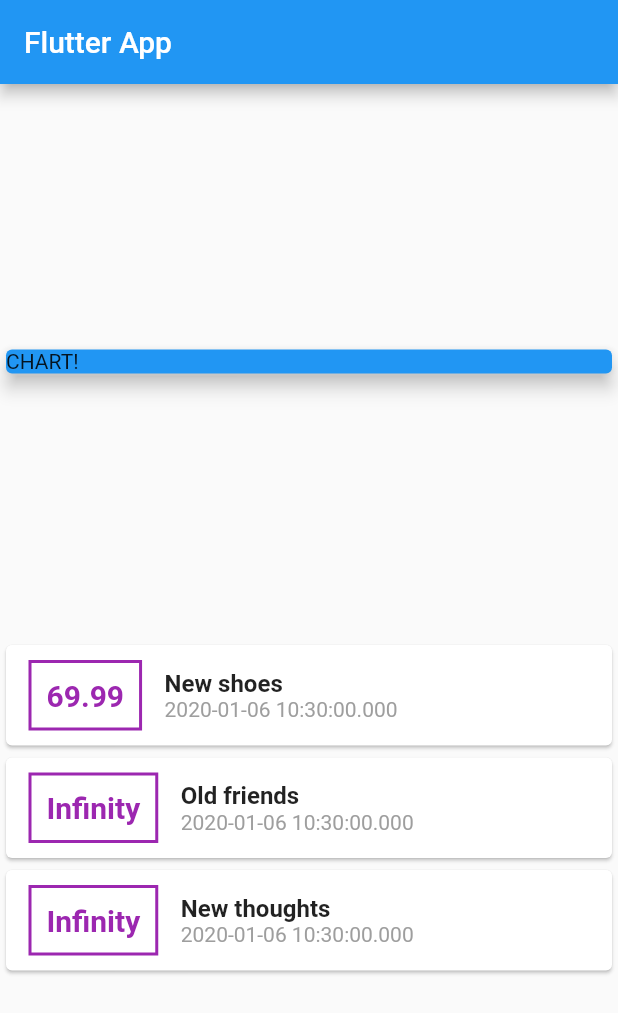
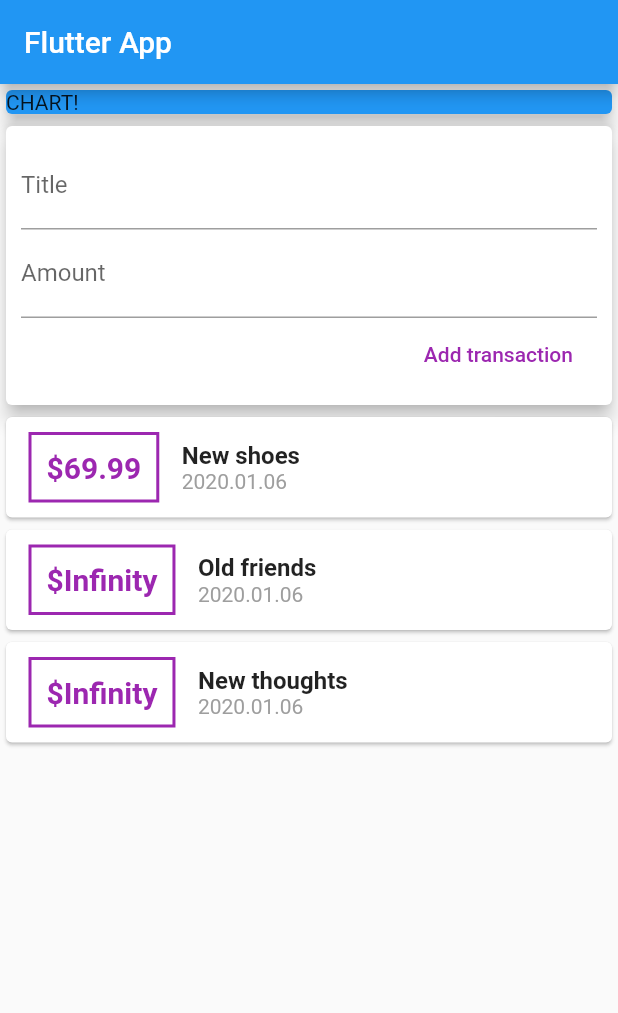
Before and after one commit to Deep27/cash-expenses, a Flutter app: the screen it shows after launch, on a phone screen of 412 x 824 dp. Shown: the top 1013 px of the screen. Run offline on Flutter 3.47's test engine with Material 2 defaults, Android fonts, the phone set to English and light mode, and no system bars.

Commit message:
Added user input.

```diff
--- a/lib/main.dart
+++ b/lib/main.dart
@@ -21,6 +21,9 @@ class CashExpensesApp extends StatelessWidget {
         date: DateTime.now()),
   ];
 
+  final _titleController = TextEditingController();
+  final _amountController = TextEditingController();
+
   @override
   Widget build(BuildContext context) {
     return MaterialApp(
@@ -29,7 +32,6 @@ class CashExpensesApp extends StatelessWidget {
           title: Text('Flutter App'),
         ),
         body: Column(
-          mainAxisAlignment: MainAxisAlignment.spaceEvenly,
           crossAxisAlignment: CrossAxisAlignment.stretch,
           children: <Widget>[
             Container(
@@ -38,6 +40,31 @@ class CashExpensesApp extends StatelessWidget {
                 color: Colors.blue,
                 child: Text('CHART!'),
                 elevation: 5,
+              ),
+            ),
+            Card(
+              elevation: 5,
+              child: Container(
+                padding: EdgeInsets.all(10),
+                child: Column(
+                  crossAxisAlignment: CrossAxisAlignment.end,
+                  children: <Widget>[
+                    TextField(
+                      decoration: InputDecoration(labelText: 'Title'),
+                      controller: _titleController,
+                    ),
+                    TextField(
+                      decoration: InputDecoration(labelText: 'Amount'),
+                      controller: _amountController,
+                    ),
+                    FlatButton(
+                      child: Text('Add transaction'),
+                      textColor: Colors.purple,
+                      onPressed: () => print(
+                          '${_titleController.text} & ${_amountController.text}'),
+                    ),
+                  ],
+                ),
               ),
             ),
             Column(
--- a/lib/trastaction/widget/transaction_widget.dart
+++ b/lib/trastaction/widget/transaction_widget.dart
@@ -1,4 +1,5 @@
 import 'package:flutter/material.dart';
+import 'package:intl/intl.dart';
 
 class TransactionWidget extends StatelessWidget {
   final double _amount;
@@ -22,7 +23,7 @@ class TransactionWidget extends StatelessWidget {
               ),
             ),
             child: Text(
-              this._amount.toString(),
+              '\$${this._amount}',
               style: TextStyle(
                 fontWeight: FontWeight.bold,
                 fontSize: 20,
@@ -41,7 +42,7 @@ class TransactionWidget extends StatelessWidget {
                 ),
               ),
               Text(
-                this._date.toString(),
+                DateFormat('yyyy.MM.dd').format(this._date),
                 style: TextStyle(
                   color: Colors.grey,
                 ),
--- a/pubspec.yaml
+++ b/pubspec.yaml
@@ -7,7 +7,7 @@ environment:
   sdk: ">=2.1.0 <3.0.0"
 
 dependencies:
-  intl: ^0.15.8
+  intl: ^0.16.0
   flutter:
     sdk: flutter
   cupertino_icons: ^0.1.2
```
Also changed, not shown: pubspec.lock.
